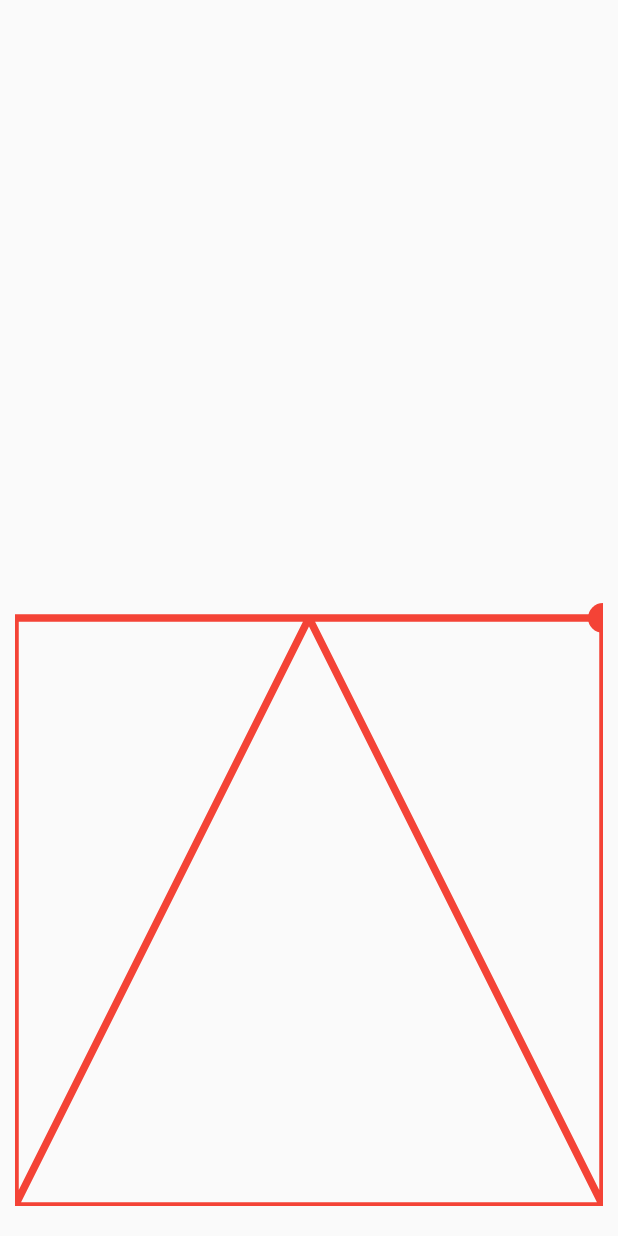
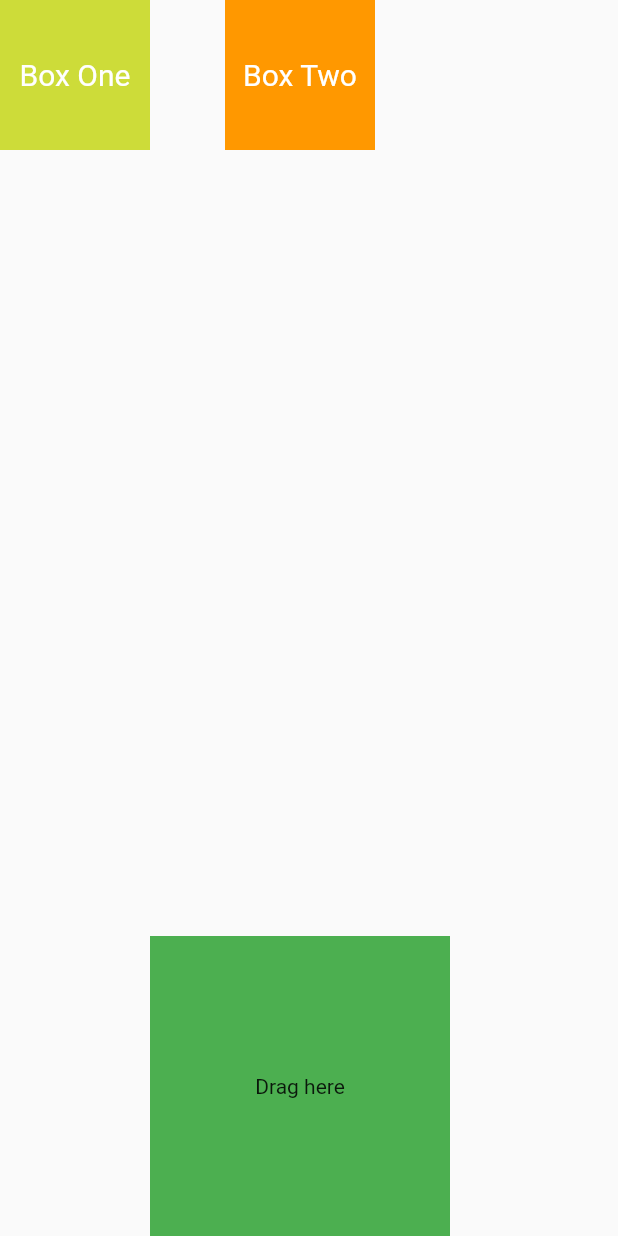
Before and after one commit to D4G4/FlutterTutorials, a Flutter app: the screen it shows after launch, on a phone screen of 412 x 824 dp. Run offline on Flutter 3.47's test engine with Material 2 defaults, Android fonts, the phone set to English and light mode, and no system bars; our stand-ins replace built_collection, built_value; generated files the repository leaves out were written again.

Commit message:
Drag and Drop widgets

```diff
--- a/t7_9_animations/lib/main.dart
+++ b/t7_9_animations/lib/main.dart
@@ -5,5 +5,6 @@ import 'package:t7_9_animations/src/decoupled_animation_from_our_widget.dart'
     as decoupledAnimation;
 import 'package:t7_9_animations/src/physics_based_animation.dart'
     as physicsBasedAnimation;
+import 'package:t7_9_animations/src/drag_drop_widgets.dart' as dragDropWidgets;
 
-void main() => runApp(new physicsBasedAnimation.MyApp());
+void main() => runApp(new dragDropWidgets.MyApp());
--- /dev/null
+++ b/t7_9_animations/lib/src/drag_drop_widgets.dart
@@ -0,0 +1,110 @@
+import 'package:flutter/material.dart';
+
+class MyApp extends StatelessWidget {
+  build(context) => MaterialApp(
+        home: Scaffold(body: App()),
+      );
+}
+
+class App extends StatefulWidget {
+  @override
+  AppState createState() => AppState();
+}
+
+class AppState extends State<App> {
+  Color caughtColor = Colors.green;
+
+  ///Why stack?
+  ///Stack allows us to essentially line up [Positioned] (widget) elements
+  ///based on the size of this "box"
+  ///Think of it as a huge box and we can choose two sides
+  ///and then we can align a item with those two sides
+  ///like we chose (Left and Top) or (Right and Bottom) or (Right and Left) ...
+  build(context) => Stack(
+        children: <Widget>[
+          DragBox(Offset(0.0, 0.0), 'Box One', Colors.lime),
+          DragBox(Offset(150.0, 0.0), 'Box Two', Colors.orange),
+          dragBoxesHere(),
+        ],
+      );
+
+  Widget dragBoxesHere() => Positioned(
+        left: 100.0,
+        bottom: 0.0,
+        child: DragTarget(
+          onAccept: (Color colorOfTheBox) {
+            caughtColor = colorOfTheBox;
+          },
+          builder: (
+            BuildContext dragTargetContext,
+            List<dynamic> acceptedItems,
+            List<dynamic> rejectedItems,
+          ) {
+            return Container(
+                width: 200.0,
+                height: 200.0,
+                decoration: BoxDecoration(
+                  color: acceptedItems.isEmpty
+                      ? caughtColor
+                      : Colors.grey.shade200,
+                ),
+                child: Center(
+                  child: Text('Drag here'),
+                ));
+          },
+        ),
+      );
+}
+
+class DragBox extends StatefulWidget {
+  final Offset initPosition;
+  final String label;
+  final Color itemColor;
+
+  DragBox(this.initPosition, this.label, this.itemColor);
+
+  createState() => DragBoxState();
+}
+
+class DragBoxState extends State<DragBox> {
+  Offset position = Offset(0.0, 0.0);
+
+  @override
+  void initState() {
+    super.initState();
+    position = widget.initPosition;
+  }
+
+  ///[Positioned] widget allows us to essentially position child element on stack
+  @override
+  build(context) => Positioned(
+        left: position.dx,
+        top: position.dy,
+        child: Draggable(
+          data: widget.itemColor,
+          child: aBoxContainer(false),
+          onDraggableCanceled: (velocity, offset) {
+            setState(() {
+              position = offset;
+            });
+          },
+          feedback: aBoxContainer(true),
+        ),
+      );
+
+  Widget aBoxContainer(bool isMoving) => Container(
+        width: isMoving ? 150.0 : 100.0,
+        height: isMoving ? 150.0 : 100.0,
+        color: isMoving ? widget.itemColor.withOpacity(0.5) : widget.itemColor,
+        child: Center(
+          child: Text(
+            isMoving ? '${widget.label} + moving' : widget.label,
+            style: TextStyle(
+              color: Colors.white,
+              decoration: TextDecoration.none,
+              fontSize: 20.0,
+            ),
+          ),
+        ),
+      );
+}
```
